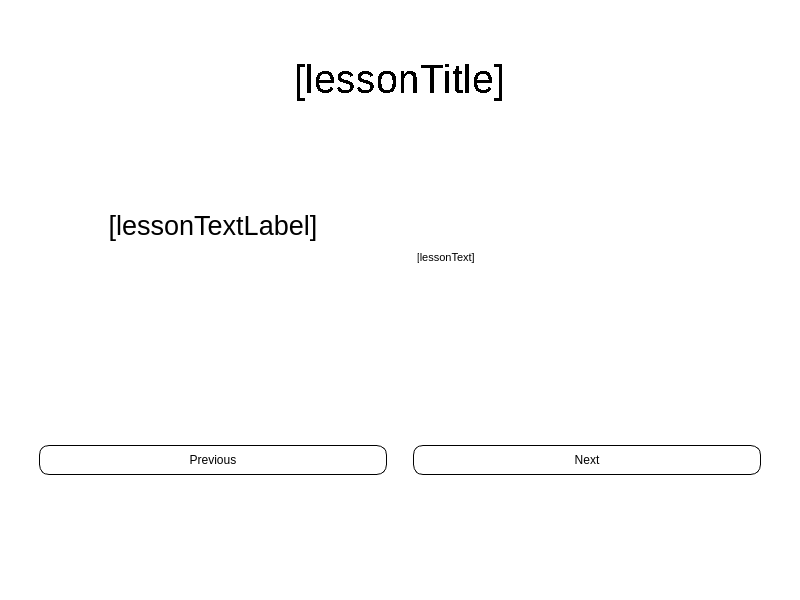
First picture: the form in Learning.ui, repository ZachKrol/MusGator, before the edit.
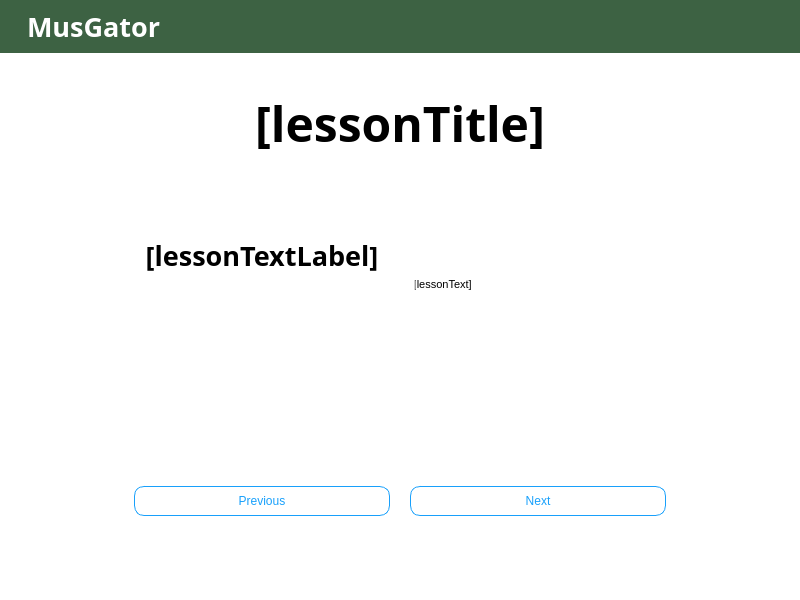
Second picture: the form after the edit. Icons and pictures are not drawn.

Commit message: Update rhythm description and add banner to learning page

Diff of the .ui file:
```diff
--- a/Learning.ui
+++ b/Learning.ui
@@ -23,7 +23,132 @@
    <string notr="true">background-color: rgb(255, 255, 255);</string>
   </property>
   <widget class="QWidget" name="centralwidget">
+   <property name="styleSheet">
+    <string notr="true">QLabel {
+	font: 20pt &quot;Tw Cen MT&quot;;
+	font-weight: bold;
+}
+QTextBrowser {
+	font: 12pt &quot;Tw Cen MT&quot;;
+	color: rgb(85, 85, 85);
+	border: none;
+}
+QPushButton {
+background-color: rgb(255, 255, 255);
+border: 1px solid #18A0FB;
+border-radius: 10%;
+color:#18A0FB;
+padding: 7px;
+}
+QPushButton:hover {
+color: rgb(255, 255, 255);
+background-color:  #18A0FB;
+border: 1px solid #fff;
+}</string>
+   </property>
    <layout class="QVBoxLayout" name="verticalLayout">
+    <property name="spacing">
+     <number>0</number>
+    </property>
+    <property name="leftMargin">
+     <number>0</number>
+    </property>
+    <property name="topMargin">
+     <number>0</number>
+    </property>
+    <property name="rightMargin">
+     <number>0</number>
+    </property>
+    <property name="bottomMargin">
+     <number>0</number>
+    </property>
+    <item>
+     <widget class="QWidget" name="banner" native="true">
+      <property name="cursor">
+       <cursorShape>ArrowCursor</cursorShape>
+      </property>
+      <property name="styleSheet">
+       <string notr="true">background-color:#3d6243;</string>
+      </property>
+      <layout class="QHBoxLayout" name="bannerLayout">
+       <property name="spacing">
+        <number>0</number>
+       </property>
+       <property name="leftMargin">
+        <number>8</number>
+       </property>
+       <property name="topMargin">
+        <number>8</number>
+       </property>
+       <property name="rightMargin">
+        <number>8</number>
+       </property>
+       <property name="bottomMargin">
+        <number>8</number>
+       </property>
+       <item>
+        <layout class="QHBoxLayout" name="horizontalLayout">
+         <property name="topMargin">
+          <number>0</number>
+         </property>
+         <item>
+          <widget class="QLabel" name="label_2">
+           <property name="maximumSize">
+            <size>
+             <width>40</width>
+             <height>40</height>
+            </size>
+           </property>
+           <property name="text">
+            <string/>
+           </property>
+           <property name="pixmap">
+            <pixmap resource="banner/banner.qrc">:/banner/banner.png</pixmap>
+           </property>
+           <property name="scaledContents">
+            <bool>true</bool>
+           </property>
+          </widget>
+         </item>
+         <item>
+          <widget class="QLabel" name="label">
+           <property name="font">
+            <font>
+             <family>Tw Cen MT</family>
+             <pointsize>20</pointsize>
+             <weight>75</weight>
+             <italic>false</italic>
+             <bold>true</bold>
+             <stylestrategy>PreferAntialias</stylestrategy>
+            </font>
+           </property>
+           <property name="styleSheet">
+            <string notr="true">color: #fff;
+padding-left:4px;</string>
+           </property>
+           <property name="text">
+            <string>MusGator</string>
+           </property>
+          </widget>
+         </item>
+         <item>
+          <spacer name="horizontalSpacer">
+           <property name="orientation">
+            <enum>Qt::Horizontal</enum>
+           </property>
+           <property name="sizeHint" stdset="0">
+            <size>
+             <width>40</width>
+             <height>20</height>
+            </size>
+           </property>
+          </spacer>
+         </item>
+        </layout>
+       </item>
+      </layout>
+     </widget>
+    </item>
     <item>
      <layout class="QVBoxLayout" name="layout" stretch="0,0">
       <property name="sizeConstraint">
@@ -75,15 +200,17 @@
           </property>
           <property name="font">
            <font>
-            <family>Arial</family>
-            <pointsize>30</pointsize>
+            <family>Tw Cen MT</family>
+            <pointsize>36</pointsize>
             <weight>50</weight>
+            <italic>false</italic>
             <bold>false</bold>
-            <stylestrategy>NoAntialias</stylestrategy>
+            <stylestrategy>PreferAntialias</stylestrategy>
            </font>
           </property>
           <property name="styleSheet">
-           <string notr="true">color: rgb(0, 0, 0);</string>
+           <string notr="true">color: rgb(0, 0, 0);
+font: 36pt &quot;Tw Cen MT&quot;;</string>
           </property>
           <property name="text">
            <string>[lessonTitle]</string>
@@ -149,7 +276,11 @@
          <widget class="QLabel" name="lessonTextLabel">
           <property name="font">
            <font>
+            <family>Tw Cen MT</family>
             <pointsize>20</pointsize>
+            <weight>75</weight>
+            <italic>false</italic>
+            <bold>true</bold>
            </font>
           </property>
           <property name="text">
@@ -163,10 +294,7 @@
         <item row="3" column="3">
          <widget class="QPushButton" name="nextButton">
           <property name="styleSheet">
-           <string notr="true">background-color: rgb(255, 255, 255);
-border: 1px solid black;
-border-radius: 10%;
-padding: 7px;</string>
+           <string notr="true">margin-top: 20px;</string>
           </property>
           <property name="text">
            <string>Next</string>
@@ -182,18 +310,15 @@
            <string>&lt;!DOCTYPE HTML PUBLIC &quot;-//W3C//DTD HTML 4.0//EN&quot; &quot;http://www.w3.org/TR/REC-html40/strict.dtd&quot;&gt;
 &lt;html&gt;&lt;head&gt;&lt;meta name=&quot;qrichtext&quot; content=&quot;1&quot; /&gt;&lt;style type=&quot;text/css&quot;&gt;
 p, li { white-space: pre-wrap; }
-&lt;/style&gt;&lt;/head&gt;&lt;body style=&quot; font-family:'MS Shell Dlg 2'; font-size:7.8pt; font-weight:400; font-style:normal;&quot;&gt;
-&lt;p style=&quot; margin-top:0px; margin-bottom:0px; margin-left:0px; margin-right:0px; -qt-block-indent:0; text-indent:0px;&quot;&gt;[&lt;span style=&quot; font-family:'Open Sans','Arial','sans-serif'; font-size:8pt; color:#000000; background-color:#ffffff;&quot;&gt;lessonText]&lt;/span&gt;&lt;/p&gt;&lt;/body&gt;&lt;/html&gt;</string>
+&lt;/style&gt;&lt;/head&gt;&lt;body style=&quot; font-family:'Tw Cen MT'; font-size:12pt; font-weight:400; font-style:normal;&quot;&gt;
+&lt;p style=&quot; margin-top:0px; margin-bottom:0px; margin-left:0px; margin-right:0px; -qt-block-indent:0; text-indent:0px;&quot;&gt;&lt;span style=&quot; font-family:'MS Shell Dlg 2'; font-size:7.8pt;&quot;&gt;[&lt;/span&gt;&lt;span style=&quot; font-family:'Open Sans','Arial','sans-serif'; font-size:8pt; color:#000000; background-color:#ffffff;&quot;&gt;lessonText]&lt;/span&gt;&lt;/p&gt;&lt;/body&gt;&lt;/html&gt;</string>
           </property>
          </widget>
         </item>
         <item row="3" column="1">
          <widget class="QPushButton" name="previousButton">
           <property name="styleSheet">
-           <string notr="true">background-color: rgb(255, 255, 255);
-border: 1px solid black;
-border-radius: 10%;
-padding: 7px;</string>
+           <string notr="true">margin-top: 20px;</string>
           </property>
           <property name="text">
            <string>Previous</string>
@@ -255,23 +380,38 @@
           </property>
          </spacer>
         </item>
+        <item row="3" column="0">
+         <spacer name="horizontalSpacer_2">
+          <property name="orientation">
+           <enum>Qt::Horizontal</enum>
+          </property>
+          <property name="sizeHint" stdset="0">
+           <size>
+            <width>40</width>
+            <height>20</height>
+           </size>
+          </property>
+         </spacer>
+        </item>
+        <item row="3" column="4">
+         <spacer name="horizontalSpacer_5">
+          <property name="orientation">
+           <enum>Qt::Horizontal</enum>
+          </property>
+          <property name="sizeHint" stdset="0">
+           <size>
+            <width>40</width>
+            <height>20</height>
+           </size>
+          </property>
+         </spacer>
+        </item>
        </layout>
       </item>
      </layout>
     </item>
    </layout>
   </widget>
-  <widget class="QMenuBar" name="menubar">
-   <property name="geometry">
-    <rect>
-     <x>0</x>
-     <y>0</y>
-     <width>800</width>
-     <height>26</height>
-    </rect>
-   </property>
-  </widget>
-  <widget class="QStatusBar" name="statusbar"/>
  </widget>
  <resources/>
  <connections/>
```
Left out of the diff: 4 changed lines with no effect on the pictures. The commit also changes 5 other files.
